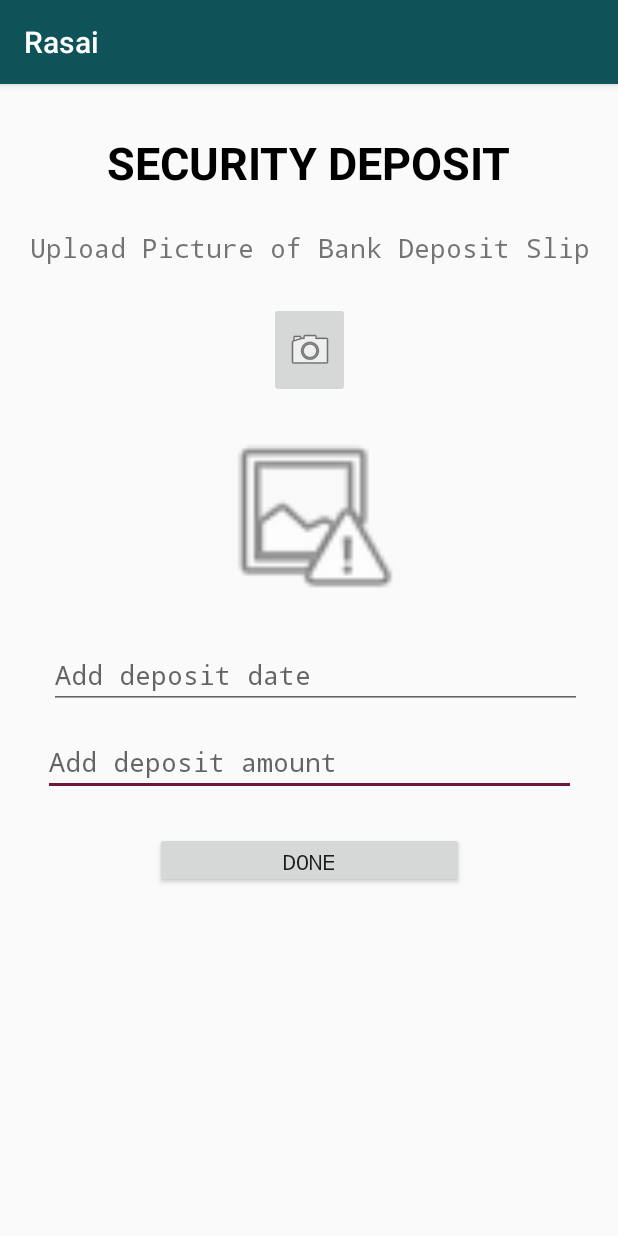
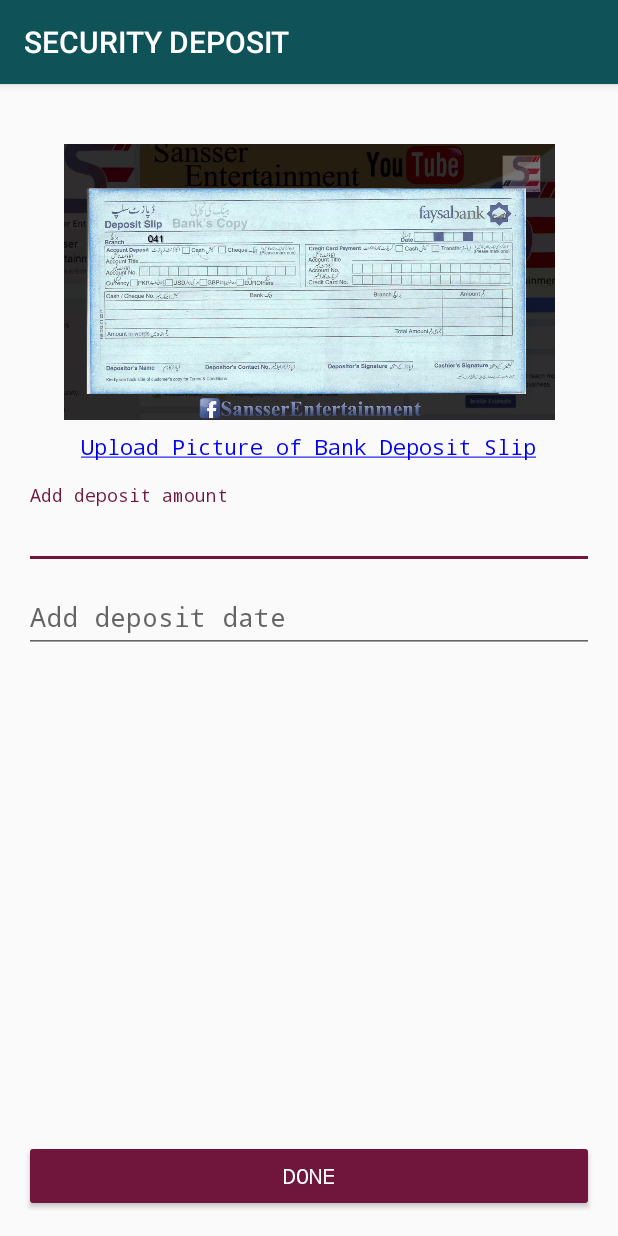
Before and after one commit to miaaaahmed97/driverBooking, an Android app: the SecurityDepositUpload screen opened directly, with no data from a screen before it, on a phone screen of 412 x 824 dp. Run offline under Robolectric (Android 15) with nearby library versions, the phone set to English and light mode, and no system bars; our stand-ins replace Firebase (no records; nobody signed in at launch, a user with empty details on screens opened directly).

Commit message:
security deposit page in registration

```diff
--- a/app/src/main/java/com/rasai/driverBooking/ImageDisplayer.java
+++ b/app/src/main/java/com/rasai/driverBooking/ImageDisplayer.java
@@ -53,11 +53,11 @@ public class ImageDisplayer {
                             driver.setCnicImage(uri.toString());
                             break;
                         case R.id.addDrivingLicense:
-                            imageView = customView.findViewById(R.id.showDeposit);
+                            imageView = customView.findViewById(R.id.showCNIC);
                             driver.setDrivingLicenseImage(uri.toString());
                             break;
                         default:
-                            imageView = customView.findViewById(R.id.showDeposit);
+                            imageView = customView.findViewById(R.id.showCNIC);
                             break;
                     }
                     Log.d("pleasee", driver.toString());
--- a/app/src/main/java/com/rasai/driverBooking/Registration/SecurityDepositUpload.java
+++ b/app/src/main/java/com/rasai/driverBooking/Registration/SecurityDepositUpload.java
@@ -38,7 +38,7 @@ public class SecurityDepositUpload extends AppCompatActivity {
     FirebaseStorage storage;
     StorageReference storageReference;
 
-    ImageButton addDepositButton;
+    ImageView addDepositButton;
     private Button registrationButton;
     private TextInputEditText mDate;
     private TextInputEditText mAmount;
@@ -78,14 +78,16 @@ public class SecurityDepositUpload extends AppCompatActivity {
         super.onCreate(savedInstanceState);
         setContentView(R.layout.activity_security_deposit_upload);
 
+        assert getSupportActionBar() != null;   //null check
+        setTitle("SECURITY DEPOSIT");
+
         storage = FirebaseStorage.getInstance();
         storageReference = storage.getReference();
 
         registrationButton = (Button) findViewById(R.id.Done);
         mDate = (TextInputEditText) findViewById(R.id.date_field);
         mAmount = (TextInputEditText) findViewById(R.id.amount_field);
-        addDepositButton = (ImageButton) findViewById(R.id.addSlip);
-
+        addDepositButton = findViewById(R.id.bankDepositSlip);
         addDepositButton.setOnClickListener(new ImageButtonListener());
 
         //Get Driver Object from driverRegistration2
@@ -125,15 +127,6 @@ public class SecurityDepositUpload extends AppCompatActivity {
         registrationButton.setOnClickListener(new MyOnClickListener());
     }
 
-    public void displayImage(Bitmap bmp, Uri uri){
-        ImageView imageView;
-        testURI = uri;
-        imageView = findViewById(R.id.showDeposit);
-        getSecurityDeposit().setDepositImage(uri.toString());
-        Log.d("pleasee", getSecurityDeposit().toString());
-        imageView.setImageBitmap(bmp);
-    }
-
     //called automatically after any button is clicked and gallery intent is made
     @Override
     protected void onActivityResult(int requestCode, int resultCode, Intent data) {
@@ -141,12 +134,14 @@ public class SecurityDepositUpload extends AppCompatActivity {
 
         //Detects request codes
         if(requestCode==GET_FROM_GALLERY && resultCode == Activity.RESULT_OK) {
-            Uri selectedImage = data.getData();
+            Uri uri = data.getData();
 
             try {
-                Bitmap bmp = MediaStore.Images.Media.getBitmap(this.getContentResolver(), selectedImage);
+                Bitmap bmp = MediaStore.Images.Media.getBitmap(this.getContentResolver(), uri);
                 //image display
-                displayImage(bmp, selectedImage);
+                getSecurityDeposit().setDepositImage(uri.toString());
+                Log.d("pleasee", getSecurityDeposit().toString());
+                addDepositButton.setImageBitmap(bmp);
 
             } catch (FileNotFoundException e) {
                 // TODO Auto-generated catch block
--- a/app/src/main/java/com/rasai/driverBooking/Registration/vehicleRegistration.java
+++ b/app/src/main/java/com/rasai/driverBooking/Registration/vehicleRegistration.java
@@ -74,6 +74,9 @@ public class vehicleRegistration extends AppCompatActivity implements AdapterVie
     protected void onCreate(Bundle savedInstanceState) {
         super.onCreate(savedInstanceState);
         setContentView(R.layout.activity_vehicle_registration);
+
+        assert getSupportActionBar() != null;   //null check
+        setTitle("SECURITY DEPOSIT");
 
         //Start - Spinner Layout Setup
         Spinner manufacturerSpinner = (Spinner) findViewById(R.id.manufacturerSpinner);
--- a/app/src/main/res/layout/activity_driver_registration.xml
+++ b/app/src/main/res/layout/activity_driver_registration.xml
@@ -7,6 +7,12 @@
     android:orientation="vertical"
     android:layout_margin="16dp"
     tools:context=".Registration.DriverRegistration">
+
+    <LinearLayout
+        android:layout_width="match_parent"
+        android:layout_height="wrap_content"
+        android:orientation="vertical"
+        android:layout_weight="1">
 
         <com.google.android.material.textfield.TextInputLayout
             android:id="@+id/Name"
@@ -136,15 +142,12 @@
             app:layout_constraintStart_toStartOf="parent"
             app:layout_constraintTop_toBottomOf="@+id/Languages" />-->
 
+    </LinearLayout>
     <Button
         android:id="@+id/continueDriverReg"
         android:layout_width="match_parent"
         android:layout_height="wrap_content"
-        android:layout_marginStart="16dp"
-        android:layout_marginLeft="16dp"
-        android:layout_marginTop="16dp"
-        android:layout_marginEnd="16dp"
-        android:layout_marginRight="16dp"
+        android:layout_margin="16dp"
         android:textColor="@color/white"
         android:textStyle="bold"
         style="@style/Widget.AppCompat.Button.Colored"
--- a/app/src/main/res/layout/activity_driver_registration2.xml
+++ b/app/src/main/res/layout/activity_driver_registration2.xml
@@ -7,6 +7,14 @@
     android:orientation="vertical"
     android:gravity="center_horizontal"
     tools:context=".Registration.driverRegistration2">
+
+    <LinearLayout
+        android:layout_width="match_parent"
+        android:layout_height="wrap_content"
+        android:orientation="vertical"
+        android:gravity="center_horizontal"
+        android:layout_weight="1">
+
         <ImageView
             android:id="@+id/showDisplayPicture"
             android:layout_width="250dp"
@@ -61,12 +69,14 @@
             android:textColor="@color/standardBlue"
             android:textSize="16sp" />
 
+    </LinearLayout>
+
     <Button
         android:id="@+id/registerDriverButton"
         android:layout_width="match_parent"
         android:layout_height="wrap_content"
         android:text="register"
-        android:layout_margin="8dp"
+        android:layout_margin="16dp"
         android:textColor="@color/white"
         android:textStyle="bold"
         style="@style/Widget.AppCompat.Button.Colored"/>
--- a/app/src/main/res/layout/activity_security_deposit_upload.xml
+++ b/app/src/main/res/layout/activity_security_deposit_upload.xml
@@ -1,29 +1,20 @@
 <?xml version="1.0" encoding="utf-8"?>
-<androidx.constraintlayout.widget.ConstraintLayout xmlns:android="http://schemas.android.com/apk/res/android"
+<LinearLayout xmlns:android="http://schemas.android.com/apk/res/android"
     xmlns:app="http://schemas.android.com/apk/res-auto"
     xmlns:tools="http://schemas.android.com/tools"
     android:layout_width="match_parent"
     android:layout_height="match_parent"
+    android:orientation="vertical"
     tools:context=".Registration.SecurityDepositUpload">
 
-    <TextView
-        android:id="@+id/uploadPictureText"
-        android:layout_width="wrap_content"
+    <LinearLayout
+        android:layout_width="match_parent"
         android:layout_height="wrap_content"
-        android:layout_marginStart="8dp"
-        android:layout_marginLeft="8dp"
-        android:layout_marginTop="24dp"
-        android:layout_marginEnd="8dp"
-        android:layout_marginRight="8dp"
-        android:editable="false"
-        android:text="Upload Picture of Bank Deposit Slip"
-        android:textSize="18sp"
-        app:layout_constraintEnd_toEndOf="parent"
-        app:layout_constraintHorizontal_bias="0.543"
-        app:layout_constraintStart_toStartOf="parent"
-        app:layout_constraintTop_toBottomOf="@+id/securityDepositText" />
+        android:gravity="center_horizontal"
+        android:layout_weight="1"
+        android:orientation="vertical">
 
-    <ImageButton
+        <!--<ImageButton
             android:id="@+id/addSlip"
             android:layout_width="54dp"
             android:layout_height="64dp"
@@ -35,101 +26,81 @@
             app:layout_constraintEnd_toEndOf="parent"
             app:layout_constraintStart_toStartOf="parent"
             app:layout_constraintTop_toBottomOf="@+id/uploadPictureText"
-        app:srcCompat="@android:drawable/ic_menu_camera" />
+            app:srcCompat="@android:drawable/ic_menu_camera" />-->
 
         <ImageView
-        android:id="@+id/showDeposit"
-        android:layout_width="181dp"
-        android:layout_height="125dp"
-        android:layout_marginStart="8dp"
-        android:layout_marginLeft="8dp"
-        android:layout_marginTop="16dp"
-        android:layout_marginEnd="8dp"
-        android:layout_marginRight="8dp"
-        app:layout_constraintEnd_toEndOf="parent"
-        app:layout_constraintStart_toStartOf="parent"
-        app:layout_constraintTop_toBottomOf="@+id/addSlip"
-        app:srcCompat="@android:drawable/ic_menu_report_image" />
-
-    <com.google.android.material.textfield.TextInputLayout
-        android:id="@+id/amount"
-        android:layout_width="313dp"
-        android:layout_height="wrap_content"
-        android:layout_marginEnd="68dp"
-        android:layout_marginRight="68dp"
-        android:layout_marginBottom="320dp"
-        android:hint="Amount Deposited"
-        app:layout_constraintBottom_toBottomOf="parent"
-        app:layout_constraintEnd_toEndOf="parent" />
-
-    <com.google.android.material.textfield.TextInputEditText
-        android:id="@+id/amount_field"
-        android:layout_width="355dp"
-        android:layout_height="42dp"
-        android:layout_marginStart="8dp"
-        android:layout_marginLeft="8dp"
-        android:layout_marginTop="16dp"
-        android:layout_marginEnd="8dp"
-        android:layout_marginRight="8dp"
-        android:hint="Add deposit amount"
-        app:layout_constraintEnd_toEndOf="parent"
-        app:layout_constraintStart_toStartOf="parent"
-        app:layout_constraintTop_toBottomOf="@+id/date_field" />
-
-    <com.google.android.material.textfield.TextInputLayout
-        android:id="@+id/date"
-        android:layout_width="313dp"
-        android:layout_height="wrap_content"
-        android:layout_marginEnd="38dp"
-        android:layout_marginRight="38dp"
-        android:layout_marginBottom="14dp"
-        android:hint="Date of Deposit"
-        app:layout_constraintBottom_toTopOf="@+id/date_field"
-        app:layout_constraintEnd_toEndOf="parent" />
-
-    <com.google.android.material.textfield.TextInputEditText
-        android:id="@+id/date_field"
-        android:layout_width="355dp"
-        android:layout_height="42dp"
-        android:layout_marginStart="8dp"
-        android:layout_marginLeft="8dp"
-        android:layout_marginTop="24dp"
-        android:hint="Add deposit date"
-        app:layout_constraintEnd_toEndOf="parent"
-        app:layout_constraintStart_toStartOf="parent"
-        app:layout_constraintTop_toBottomOf="@+id/showDeposit" />
-
-    <Button
-        android:id="@+id/Done"
-        android:layout_width="206dp"
-        android:layout_height="37dp"
-        android:layout_marginStart="8dp"
-        android:layout_marginLeft="8dp"
-        android:layout_marginTop="24dp"
-        android:layout_marginEnd="8dp"
-        android:layout_marginRight="8dp"
-        android:text="Done"
-        app:layout_constraintEnd_toEndOf="parent"
-        app:layout_constraintStart_toStartOf="parent"
-        app:layout_constraintTop_toBottomOf="@+id/amount_field" />
+            android:id="@+id/bankDepositSlip"
+            android:layout_width="match_parent"
+            android:layout_height="200dp"
+            android:layout_marginRight="16dp"
+            android:layout_marginEnd="16dp"
+            android:layout_marginLeft="16dp"
+            android:layout_marginStart="16dp"
+            android:layout_marginTop="32dp"
+            android:padding="8dp"
+            android:src="@drawable/bankslip"
+            android:scaleType="centerInside"/>
 
         <TextView
-        android:id="@+id/securityDepositText"
+            android:id="@+id/uploadPictureText"
             android:layout_width="wrap_content"
             android:layout_height="wrap_content"
             android:layout_marginStart="8dp"
             android:layout_marginLeft="8dp"
-        android:layout_marginTop="32dp"
             android:layout_marginEnd="8dp"
             android:layout_marginRight="8dp"
-        android:text="SECURITY DEPOSIT"
-        android:textAppearance="@style/TextAppearance.AppCompat.Medium"
-        android:textColor="#000000"
-        android:textSize="30sp"
-        android:textStyle="bold"
-        android:typeface="normal"
-        app:layout_constraintEnd_toEndOf="parent"
-        app:layout_constraintStart_toStartOf="parent"
-        app:layout_constraintTop_toTopOf="parent" />
+            android:layout_marginBottom="16dp"
+            android:textColor="@color/standardBlue"
+            android:text="@string/add_bank_slip"
+            android:textSize="14sp"/>
 
-</androidx.constraintlayout.widget.ConstraintLayout>
+        <com.google.android.material.textfield.TextInputLayout
+            android:id="@+id/amount"
+            android:layout_width="match_parent"
+            android:layout_height="wrap_content"
+            android:layout_marginRight="16dp"
+            android:layout_marginEnd="16dp"
+            android:layout_marginLeft="16dp"
+            android:layout_marginStart="16dp">
+
+            <com.google.android.material.textfield.TextInputEditText
+                android:id="@+id/amount_field"
+                android:layout_width="match_parent"
+                android:layout_height="match_parent"
+                android:hint="Add deposit amount"/>
+        </com.google.android.material.textfield.TextInputLayout>
+
+
+
+        <com.google.android.material.textfield.TextInputLayout
+            android:id="@+id/date"
+            android:layout_width="match_parent"
+            android:layout_height="wrap_content"
+            android:layout_marginRight="16dp"
+            android:layout_marginEnd="16dp"
+            android:layout_marginLeft="16dp"
+            android:layout_marginStart="16dp">
+
+            <com.google.android.material.textfield.TextInputEditText
+                android:id="@+id/date_field"
+                android:layout_width="match_parent"
+                android:layout_height="match_parent"
+                android:hint="Add deposit date"/>
+
+        </com.google.android.material.textfield.TextInputLayout>
+
+    </LinearLayout>
+
+
+
+    <Button
+        android:id="@+id/Done"
+        android:layout_width="match_parent"
+        android:layout_height="wrap_content"
+        android:layout_margin="16dp"
+        android:text="Done"
+        android:layout_gravity="bottom|end"
+        style="@style/Widget.AppCompat.Button.Colored"/>
+
+
+</LinearLayout>
--- a/app/src/main/res/values/strings.xml
+++ b/app/src/main/res/values/strings.xml
@@ -20,5 +20,6 @@
     <string name="add_driving_license"><u>Add Driving License</u></string>
     <string name="add_cnic"><u>Add CNIC Image</u></string>
     <string name="add_id_picture"><u>Add ID Picture</u></string>
+    <string name="add_bank_slip"><u>Upload Picture of Bank Deposit Slip</u></string>
 
 </resources>
```
Also changed, not shown: app/build.gradle (+4 -4 lines), app/src/main/AndroidManifest.xml (+9 -7 lines), app/src/main/res/drawable/bankslip.png (added). Lines whose indentation alone changed are shown as unchanged.
